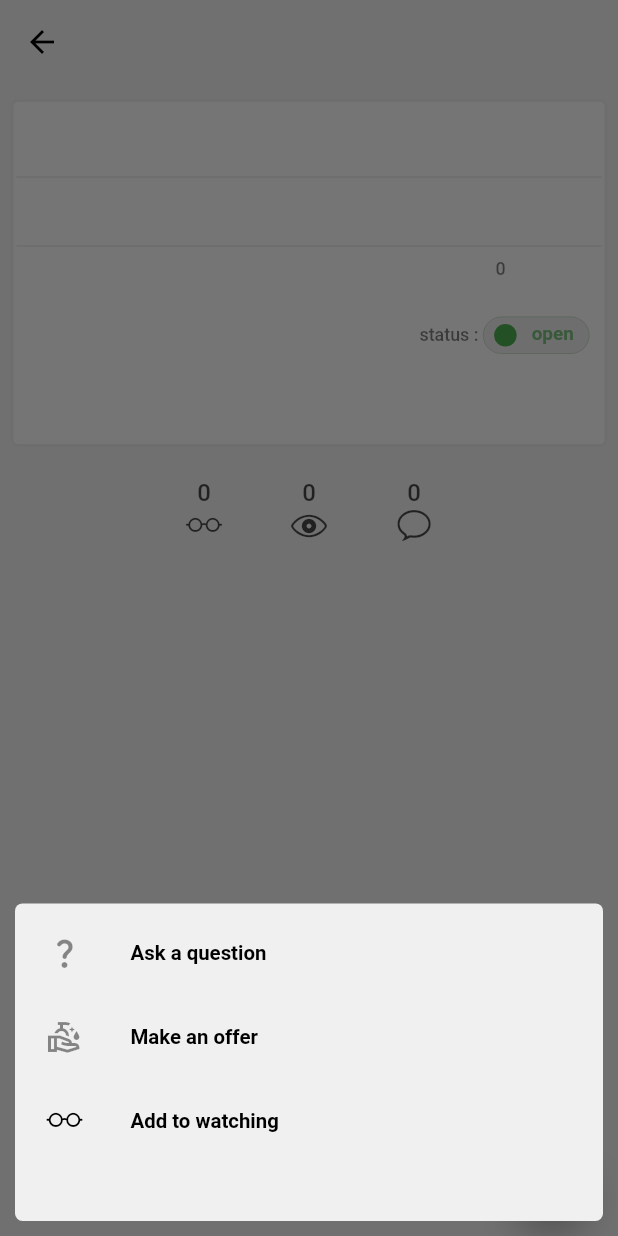
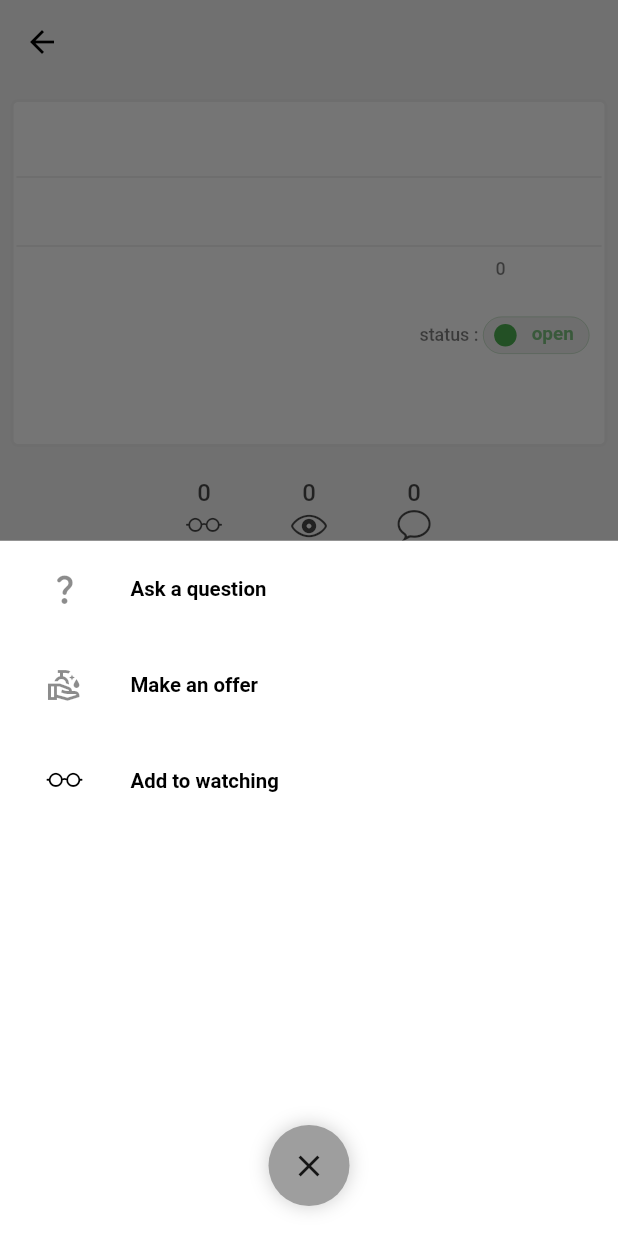
Before and after one commit to willroyMyles/autoparts, a Flutter app: the PostDetailView screen opened directly with empty values, after a tap on the "menu" icon, on a phone screen of 412 x 824 dp. Run offline on Flutter 3.47's test engine with Material 2 defaults, Android fonts, the light colour scheme and no system bars; drawn by our look-alikes of entry; our stand-ins replace csv, dio, get, get_storage, google_sign_in and 1 more; missing offline and left inert: dart:ffi, google_sign_in_dartio; accounts and stored records are empty.

Commit message:
Added close button for bottom sheet

```diff
--- a/lib/frontend/components/bottomSheet.dart
+++ b/lib/frontend/components/bottomSheet.dart
@@ -7,30 +7,17 @@ class BottomSheetCustom extends StatelessWidget {
   @override
   Widget build(BuildContext context) {
     return DraggableScrollableSheet(
-      expand: true,
-      minChildSize: .5,
-      maxChildSize: .8,
-      initialChildSize: .5,
+      maxChildSize: 1,
+      minChildSize: .2,
+      initialChildSize: 1,
       builder: (context, scrollController) {
-        return Container(
-          margin: EdgeInsets.all(10),
-          padding: EdgeInsets.all(5),
-          decoration: BoxDecoration(
-              borderRadius: BorderRadius.circular(5),
-              // border: Border.all(width: 3, color: Colors.blue.withOpacity(.5)),
-              boxShadow: [
-                BoxShadow(
-                    blurRadius: 3,
-                    color:
-                        Theme.of(context).colorScheme.secondary.withOpacity(.0),
-                    offset: Offset(5, 5))
-              ],
-              color: Theme.of(context).colorScheme.primaryContainer),
-          child: SingleChildScrollView(
-            controller: scrollController,
+        return LayoutBuilder(builder: (context, constraints) {
+          return Container(
+            // height: constraints.maxHeight,
+            color: Colors.white,
             child: child,
-          ),
-        );
+          );
+        });
       },
     );
   }
--- /dev/null
+++ b/lib/frontend/components/bottomSheetCloseButton.dart
@@ -0,0 +1,29 @@
+import 'package:flutter/material.dart';
+import 'package:get/get.dart';
+
+class BottomSheetCloseButton extends StatelessWidget {
+  const BottomSheetCloseButton({Key? key}) : super(key: key);
+
+  @override
+  Widget build(BuildContext context) {
+    return Container(
+      padding: EdgeInsets.all(10),
+      margin: EdgeInsets.all(10),
+      color: Colors.transparent,
+      child: InkWell(
+        onTap: () {
+          Get.close(1);
+        },
+        child: Container(
+            decoration: BoxDecoration(
+                color: Colors.grey,
+                borderRadius: BorderRadius.circular(100),
+                boxShadow: [
+                  BoxShadow(blurRadius: 10, color: Colors.black.withOpacity(.2))
+                ]),
+            padding: EdgeInsets.all(15),
+            child: Icon(Icons.close)),
+      ),
+    );
+  }
+}
--- a/lib/frontend/pages/posts/state.post.dart
+++ b/lib/frontend/pages/posts/state.post.dart
@@ -6,6 +6,7 @@ import 'package:wrg3/backend/mixins/customStateMixin.dart';
 import 'package:wrg3/backend/services/service.information.dart';
 import 'package:wrg3/backend/services/service.status.dart';
 import 'package:wrg3/backend/services/service.theme.dart';
+import 'package:wrg3/frontend/components/bottomSheetCloseButton.dart';
 import 'package:wrg3/frontend/components/expandingButton.dart';
 
 import '../../../backend/network/general.executor.dart';
@@ -80,8 +81,15 @@ class PostState extends GetxController with CSM {
 
   Widget getBottomSheet() {
     return Container(
-      child: Column(mainAxisSize: MainAxisSize.min, children: [
-        ListTile(
+        padding: EdgeInsets.symmetric(horizontal: 15),
+        child: Column(
+          children: [
+            Expanded(
+              child: ListView(
+                children: [
+                  Container(
+                    margin: EdgeInsets.symmetric(vertical: 4),
+                    child: ListTile(
                       title: Text("Ask a question").h2(),
                       minVerticalPadding: 5,
                       leading: Icon(Icons.question_mark_rounded),
@@ -89,7 +97,10 @@ class PostState extends GetxController with CSM {
                         askAQuestion();
                       },
                     ),
-        ListTile(
+                  ),
+                  Container(
+                    margin: EdgeInsets.symmetric(vertical: 4),
+                    child: ListTile(
                       title: Text("Make an offer").h2(),
                       minVerticalPadding: 5,
                       leading: Icon(Icons.clean_hands_outlined),
@@ -97,17 +108,26 @@ class PostState extends GetxController with CSM {
                         makeAnOffer();
                       },
                     ),
-        ListTile(
+                  ),
+                  Container(
+                    margin: EdgeInsets.symmetric(vertical: 4),
+                    child: ListTile(
                       tileColor: Colors.red,
                       title: Text("Add to watching").h2(),
                       minVerticalPadding: 5,
-          leading: Icon(CupertinoIcons.eyeglasses, color: Colors.black),
+                      leading:
+                          Icon(CupertinoIcons.eyeglasses, color: Colors.black),
                       onTap: () {
                         addToWatch();
                       },
                     ),
-      ]),
-    );
+                  )
+                ],
+              ),
+            ),
+            BottomSheetCloseButton()
+          ],
+        ));
   }
 
   @override
```
Lines whose indentation alone changed are shown as unchanged.
